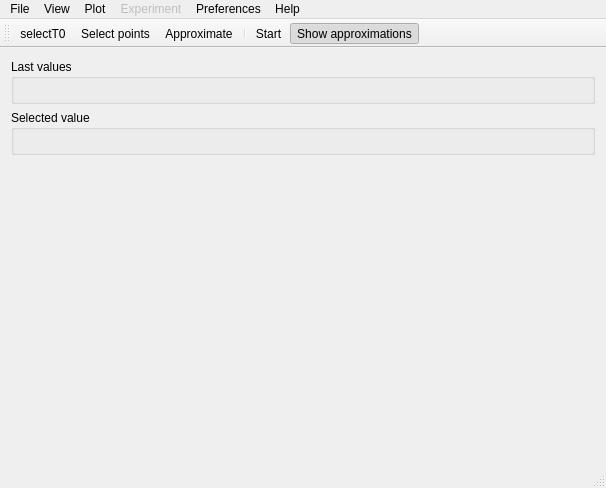
The window that src/client/mainwindow.ui (uazure/qLab) describes before a commit, drawn with Qt 5.
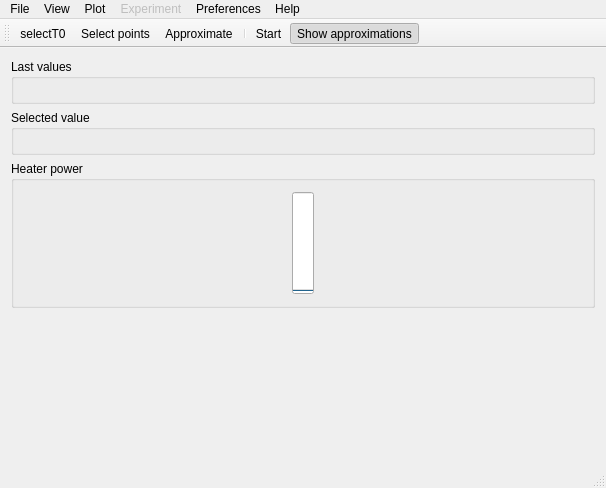
The same window after the commit.

Commit message: Implemented heaterPower bar (needs testing with server part)

```diff
--- a/src/client/mainwindow.ui
+++ b/src/client/mainwindow.ui
@@ -41,6 +41,40 @@
           <layout class="QVBoxLayout" name="verticalLayout_3"/>
          </widget>
         </item>
+        <item>
+         <widget class="QGroupBox" name="heaterPowerBox">
+          <property name="enabled">
+           <bool>true</bool>
+          </property>
+          <property name="title">
+           <string>Heater power</string>
+          </property>
+          <layout class="QHBoxLayout" name="horizontalLayout_2">
+           <item>
+            <widget class="QProgressBar" name="heaterPowerBar">
+             <property name="value">
+              <number>0</number>
+             </property>
+             <property name="alignment">
+              <set>Qt::AlignLeading|Qt::AlignLeft|Qt::AlignTop</set>
+             </property>
+             <property name="textVisible">
+              <bool>true</bool>
+             </property>
+             <property name="orientation">
+              <enum>Qt::Vertical</enum>
+             </property>
+             <property name="invertedAppearance">
+              <bool>false</bool>
+             </property>
+             <property name="textDirection">
+              <enum>QProgressBar::BottomToTop</enum>
+             </property>
+            </widget>
+           </item>
+          </layout>
+         </widget>
+        </item>
         <item>
          <spacer name="verticalSpacer">
           <property name="orientation">
```
The commit also changes 3 other files.
